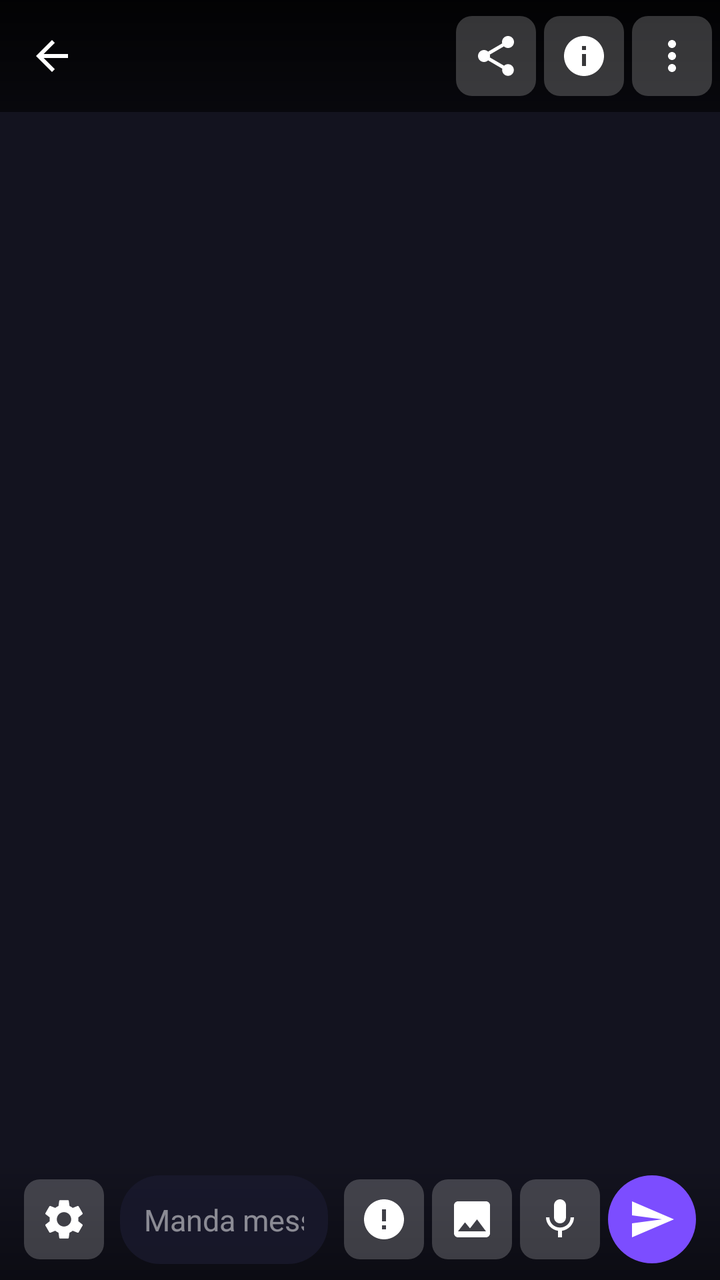
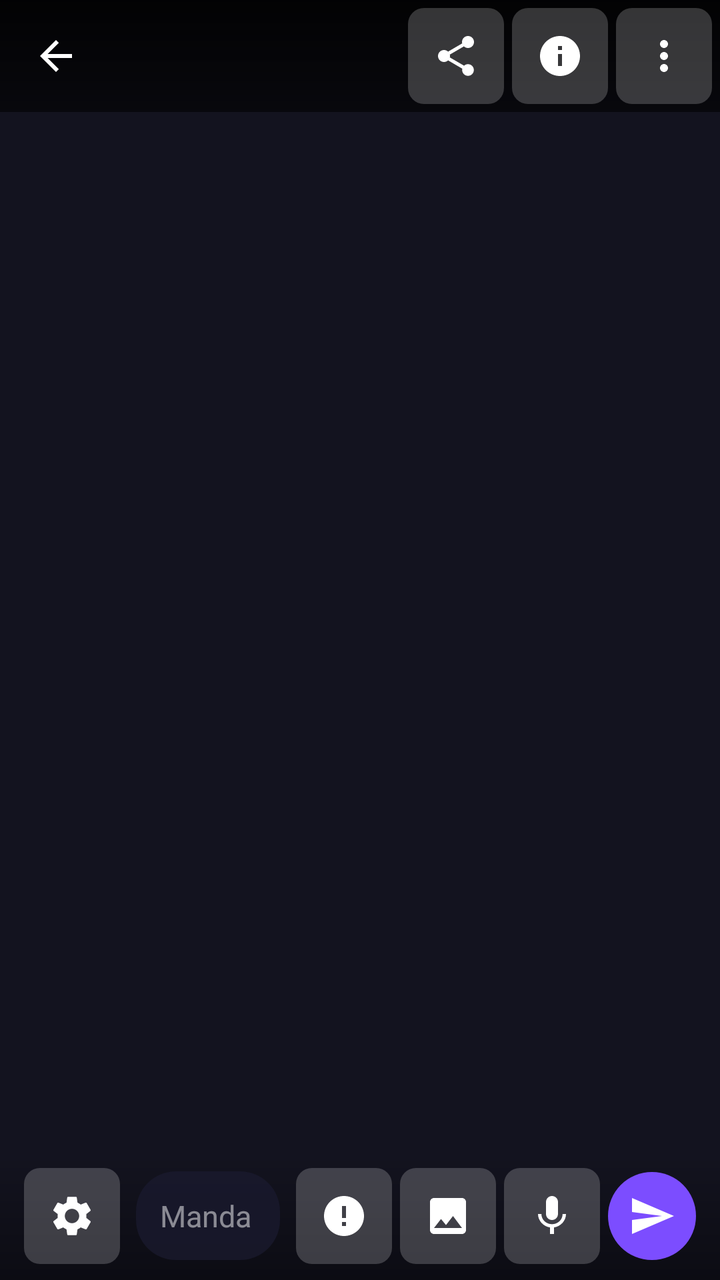

An Android layout rendered at two revisions. The XML below is the earlier revision; the diff shows what the commit changed to produce the second picture.
<!-- AndroidManifest.xml: application theme AppTheme -->
<!-- res/layout/fragment_main.xml -->
<?xml version="1.0" encoding="utf-8"?>
<FrameLayout xmlns:android="http://schemas.android.com/apk/res/android"
    xmlns:app="http://schemas.android.com/apk/res-auto"
    xmlns:tools="http://schemas.android.com/tools"
    android:layout_width="match_parent"
    android:layout_height="match_parent"
    android:background="@color/background"
    tools:context=".MainFragment">

    
    <ImageView
        android:id="@+id/chat_background"
        android:layout_width="match_parent"
        android:layout_height="match_parent"
        android:scaleType="centerCrop"
        android:visibility="gone" />

    
    <LinearLayout
        android:layout_width="match_parent"
        android:layout_height="match_parent"
        android:orientation="vertical">

        
        <LinearLayout
            android:id="@+id/top_bar"
            android:layout_width="match_parent"
            android:layout_height="56dp"
            android:orientation="horizontal"
            android:gravity="center_vertical"
            android:paddingHorizontal="4dp"
            android:background="@drawable/header_overlay"
            android:elevation="4dp">

            <ImageButton
                android:id="@+id/back_button"
                android:layout_width="44dp"
                android:layout_height="44dp"
                android:src="@drawable/ic_arrow_back"
                android:contentDescription="Indietro"
                android:background="?attr/selectableItemBackgroundBorderless"
                android:scaleType="centerInside"
                android:padding="10dp"
                app:tint="@android:color/white" />

            <ImageView
                android:id="@+id/header_avatar"
                android:layout_width="36dp"
                android:layout_height="36dp"
                android:layout_marginStart="4dp"
                android:scaleType="centerCrop"
                android:visibility="gone" />

            <TextView
                android:id="@+id/header_avatar_emoji"
                android:layout_width="36dp"
                android:layout_height="36dp"
                android:gravity="center"
                android:textSize="20sp"
                android:visibility="gone" />

            <LinearLayout
                android:layout_width="0dp"
                android:layout_height="wrap_content"
                android:layout_weight="1"
                android:layout_marginStart="8dp"
                android:orientation="vertical">

                <TextView
                    android:id="@+id/character_name_tv"
                    android:layout_width="match_parent"
                    android:layout_height="wrap_content"
                    android:textColor="@android:color/white"
                    android:textSize="16sp"
                    android:textStyle="bold"
                    android:maxLines="1"
                    android:ellipsize="end" />

                <TextView
                    android:id="@+id/connection_status"
                    android:layout_width="wrap_content"
                    android:layout_height="wrap_content"
                    android:textSize="10sp"
                    android:textColor="@color/status_connected" />

            </LinearLayout>

            <ImageButton
                android:id="@+id/copy_button"
                android:layout_width="40dp"
                android:layout_height="40dp"
                android:src="@drawable/ic_share"
                android:contentDescription="Condividi"
                android:background="@drawable/tab_icon_bg"
                android:scaleType="centerInside"
                android:padding="8dp"
                app:tint="@android:color/white"
                android:layout_marginEnd="4dp" />

            <ImageButton
                android:id="@+id/help_button"
                android:layout_width="40dp"
                android:layout_height="40dp"
                android:src="@drawable/ic_info"
                android:contentDescription="Info"
                android:background="@drawable/tab_icon_bg"
                android:scaleType="centerInside"
                android:padding="8dp"
                app:tint="@android:color/white"
                android:layout_marginEnd="4dp" />

            <ImageButton
                android:id="@+id/settings_button"
                android:layout_width="40dp"
                android:layout_height="40dp"
                android:src="@drawable/ic_more_vert"
                android:contentDescription="Menu"
                android:background="@drawable/tab_icon_bg"
                android:scaleType="centerInside"
                android:padding="8dp"
                app:tint="@android:color/white" />

        </LinearLayout>

        
        <FrameLayout
            android:layout_width="match_parent"
            android:layout_height="0dp"
            android:layout_weight="1">

            <TextView
                android:id="@+id/empty_chat"
                android:layout_width="match_parent"
                android:layout_height="match_parent"
                android:gravity="center"
                android:text="@string/prompt_welcome"
                android:textSize="16sp"
                android:textColor="@color/text_empty_state"
                android:visibility="gone"
                android:padding="32dp"
                android:lineSpacingExtra="6dp" />

            <androidx.recyclerview.widget.RecyclerView
                android:id="@+id/messages"
                android:layout_width="match_parent"
                android:layout_height="match_parent"
                android:paddingHorizontal="12dp"
                android:paddingVertical="8dp"
                android:scrollbars="vertical"
                android:clipToPadding="false"
                android:requiresFadingEdge="vertical"
                android:fadingEdgeLength="32dp" />

            <com.google.android.material.button.MaterialButton
                android:id="@+id/stream_stop_button"
                android:layout_width="wrap_content"
                android:layout_height="wrap_content"
                android:text="⏹ Stop"
                android:visibility="gone"
                android:layout_gravity="center_horizontal|bottom"
                android:layout_marginBottom="8dp"
                style="@style/Widget.Aria.MaterialButton.Stop"
                android:textSize="14sp"
                android:paddingHorizontal="16dp"
                android:paddingVertical="8dp" />

        </FrameLayout>

        
        <FrameLayout
            android:id="@+id/banner_ad_container"
            android:layout_width="match_parent"
            android:layout_height="wrap_content"
            android:visibility="gone" />

        
        <LinearLayout
            android:id="@+id/image_preview_container"
            android:layout_width="match_parent"
            android:layout_height="wrap_content"
            android:orientation="horizontal"
            android:gravity="center_vertical"
            android:paddingHorizontal="12dp"
            android:paddingVertical="8dp"
            android:visibility="gone"
            android:background="@color/overlay_image_preview">

            <ImageView
                android:id="@+id/image_preview"
                android:layout_width="64dp"
                android:layout_height="64dp"
                android:scaleType="centerCrop"
                android:background="@drawable/edittext_bg" />

            <Button
                android:id="@+id/image_preview_remove"
                android:layout_width="wrap_content"
                android:layout_height="wrap_content"
                android:text="X"
                android:textSize="12sp"
                android:background="?attr/selectableItemBackgroundBorderless"
                android:textColor="@color/primary" />

        </LinearLayout>

        
        <LinearLayout
            android:id="@+id/input_area"
            android:layout_width="match_parent"
            android:layout_height="wrap_content"
            android:orientation="horizontal"
            android:gravity="center_vertical"
            android:paddingHorizontal="12dp"
            android:paddingVertical="8dp"
            android:background="@drawable/chat_bg_gradient"
            android:elevation="8dp">

            
            <ImageButton
                android:id="@+id/extra_options_button"
                android:layout_width="40dp"
                android:layout_height="40dp"
                android:src="@drawable/ic_settings"
                android:contentDescription="Opzioni"
                android:background="@drawable/tab_icon_bg"
                android:scaleType="centerInside"
                android:padding="8dp"
                app:tint="@android:color/white"
                android:layout_marginEnd="8dp" />

            <EditText
                android:id="@+id/message_input"
                android:layout_width="0dp"
                android:layout_height="wrap_content"
                android:layout_weight="1"
                android:hint="Manda messaggio..."
                android:textColorHint="@color/text_hint_on_dark"
                android:textColor="@android:color/white"
                android:imeActionId="@+id/send"
                android:imeActionLabel="@string/action_send"
                android:imeOptions="actionSend"
                android:inputType="text"
                android:maxLines="3"
                android:padding="12dp"
                android:background="@drawable/input_bar_bg"
                android:textSize="15sp" />

            <ImageButton
                android:id="@+id/suggestion_button"
                android:layout_width="40dp"
                android:layout_height="40dp"
                android:src="@drawable/ic_magic_wand"
                android:contentDescription="Suggerimenti"
                android:background="@drawable/tab_icon_bg"
                android:scaleType="centerInside"
                android:padding="8dp"
                app:tint="@android:color/white"
                android:layout_marginStart="8dp" />

            <ImageButton
                android:id="@+id/image_attach_button"
                android:layout_width="40dp"
                android:layout_height="40dp"
                android:src="@drawable/ic_image"
                android:contentDescription="Allega immagine"
                android:background="@drawable/tab_icon_bg"
                android:scaleType="centerInside"
                android:padding="8dp"
                app:tint="@android:color/white"
                android:layout_marginStart="4dp" />

            <ImageButton
                android:id="@+id/mic_button"
                android:layout_width="40dp"
                android:layout_height="40dp"
                android:src="@drawable/ic_mic"
                android:contentDescription="Audio"
                android:background="@drawable/tab_icon_bg"
                android:scaleType="centerInside"
                android:padding="8dp"
                app:tint="@android:color/white"
                android:layout_marginStart="4dp" />

            <ImageButton
                android:id="@+id/send_button"
                android:layout_width="44dp"
                android:layout_height="44dp"
                android:src="@drawable/ic_send"
                android:contentDescription="@string/action_send"
                android:background="@drawable/send_button_bg"
                android:scaleType="centerInside"
                android:padding="10dp"
                app:tint="@android:color/white"
                android:layout_marginStart="4dp" />

        </LinearLayout>

    </LinearLayout>

</FrameLayout>
<!-- resources referenced by this layout -->
<resources>
  <color name="background">#13131F</color>
  <color name="overlay_image_preview">#80000000</color>
  <color name="primary">#7C4DFF</color>
  <color name="status_connected">#4CAF50</color>
  <color name="text_empty_state">#B0FFFFFF</color>
  <color name="text_hint_on_dark">#80FFFFFF</color>
  <!-- drawable chat_bg_gradient (drawable) -->
  <?xml version="1.0" encoding="utf-8"?>
  <shape xmlns:android="http://schemas.android.com/apk/res/android"
      android:shape="rectangle">
      <gradient
          android:type="linear"
          android:angle="270"
          android:startColor="@android:color/transparent"
          android:endColor="@color/overlay_scrim" />
  </shape>
  <!-- drawable edittext_bg (drawable) -->
  <?xml version="1.0" encoding="utf-8"?>
  <shape xmlns:android="http://schemas.android.com/apk/res/android"
         android:shape="rectangle">
      <solid android:color="@color/surface_container"/>
      <corners android:radius="12dp"/>
      <stroke android:width="1dp" android:color="@color/outline"/>
  </shape>
  <!-- drawable header_overlay (drawable) -->
  <?xml version="1.0" encoding="utf-8"?>
  <shape xmlns:android="http://schemas.android.com/apk/res/android"
      android:shape="rectangle">
      <gradient
          android:type="linear"
          android:angle="270"
          android:startColor="@color/overlay_header_start"
          android:endColor="@color/overlay_header_end" />
  </shape>
  <!-- drawable ic_send (drawable) -->
  <?xml version="1.0" encoding="utf-8"?>
  <vector xmlns:android="http://schemas.android.com/apk/res/android"
      android:width="24dp"
      android:height="24dp"
      android:viewportWidth="24"
      android:viewportHeight="24">
      <path
          android:fillColor="@color/on_surface"
          android:pathData="M2.01,21L23,12 2.01,3 2,10l15,2 -15,2z" />
  </vector>
  <!-- drawable input_bar_bg (drawable) -->
  <?xml version="1.0" encoding="utf-8"?>
  <shape xmlns:android="http://schemas.android.com/apk/res/android"
      android:shape="rectangle">
      <solid android:color="@color/overlay_input_bar" />
      <corners android:radius="20dp" />
  </shape>
  <!-- drawable send_button_bg (drawable) -->
  <?xml version="1.0" encoding="utf-8"?>
  <shape xmlns:android="http://schemas.android.com/apk/res/android"
      android:shape="oval">
      <solid android:color="@color/primary" />
  </shape>
  <!-- drawable tab_icon_bg (drawable) -->
  <?xml version="1.0" encoding="utf-8"?>
  <shape xmlns:android="http://schemas.android.com/apk/res/android"
      android:shape="rectangle">
      <solid android:color="@color/icon_button_surface" />
      <corners android:radius="8dp" />
  </shape>
  <string name="action_send">Send</string>
  <string name="prompt_welcome">Connetti al server per iniziare\n\nAssicurati che il backend Python sia in esecuzione</string>
  <style name="Widget.Aria.MaterialButton.Stop" parent="Widget.Material3.Button.TonalButton">
          <item name="backgroundTint">@color/error_container</item>
          <item name="android:textColor">@color/error</item>
          <item name="android:textAllCaps">false</item>
      </style>
  <color name="overlay_scrim">#66000000</color>
  <color name="surface_container">#2A2A3E</color>
  <color name="outline">#3A3A4E</color>
  <color name="overlay_header_start">#E6000000</color>
  <color name="overlay_header_end">#99000000</color>
  <color name="on_surface">#E8E8F0</color>
  <color name="overlay_input_bar">#CC1A1A2E</color>
  <color name="icon_button_surface">#33FFFFFF</color>
  <color name="error_container">#3E1A1A</color>
  <color name="error">#FF5252</color>
  <color name="on_primary">#FFFFFF</color>
  <color name="primary_dark">#651FFF</color>
  <color name="secondary">#03DAC6</color>
  <color name="tertiary">#FF6E40</color>
  <color name="surface">#1E1E2E</color>
  <color name="surface_variant">#3A3A4E</color>
  <color name="on_surface_variant">#A0A0B8</color>
  <color name="background_dark">#0D0D16</color>
  <color name="bottom_nav_bg">#1A1A2E</color>
  <!-- unchanged entries left out for length: 9 -->
</resources>

<!-- the commit's change to res/layout/fragment_main.xml (unified diff, before → after) -->
@@ -12,6 +12,7 @@
         android:id="@+id/chat_background"
         android:layout_width="match_parent"
         android:layout_height="match_parent"
+        android:contentDescription="Sfondo chat"
         android:scaleType="centerCrop"
         android:visibility="gone" />
 
@@ -34,8 +35,8 @@
 
             <ImageButton
                 android:id="@+id/back_button"
-                android:layout_width="44dp"
-                android:layout_height="44dp"
+                android:layout_width="48dp"
+                android:layout_height="48dp"
                 android:src="@drawable/ic_arrow_back"
                 android:contentDescription="Indietro"
                 android:background="?attr/selectableItemBackgroundBorderless"
@@ -48,6 +49,7 @@
                 android:layout_width="36dp"
                 android:layout_height="36dp"
                 android:layout_marginStart="4dp"
+                android:contentDescription="Avatar personaggio"
                 android:scaleType="centerCrop"
                 android:visibility="gone" />
 
@@ -87,8 +89,8 @@
 
             <ImageButton
                 android:id="@+id/copy_button"
-                android:layout_width="40dp"
-                android:layout_height="40dp"
+                android:layout_width="48dp"
+                android:layout_height="48dp"
                 android:src="@drawable/ic_share"
                 android:contentDescription="Condividi"
                 android:background="@drawable/tab_icon_bg"
@@ -99,8 +101,8 @@
 
             <ImageButton
                 android:id="@+id/help_button"
-                android:layout_width="40dp"
-                android:layout_height="40dp"
+                android:layout_width="48dp"
+                android:layout_height="48dp"
                 android:src="@drawable/ic_info"
                 android:contentDescription="Info"
                 android:background="@drawable/tab_icon_bg"
@@ -111,8 +113,8 @@
 
             <ImageButton
                 android:id="@+id/settings_button"
-                android:layout_width="40dp"
-                android:layout_height="40dp"
+                android:layout_width="48dp"
+                android:layout_height="48dp"
                 android:src="@drawable/ic_more_vert"
                 android:contentDescription="Menu"
                 android:background="@drawable/tab_icon_bg"
@@ -189,6 +191,7 @@
                 android:id="@+id/image_preview"
                 android:layout_width="64dp"
                 android:layout_height="64dp"
+                android:contentDescription="Anteprima immagine"
                 android:scaleType="centerCrop"
                 android:background="@drawable/edittext_bg" />
 
@@ -196,6 +199,7 @@
                 android:id="@+id/image_preview_remove"
                 android:layout_width="wrap_content"
                 android:layout_height="wrap_content"
+                android:contentDescription="Rimuovi immagine"
                 android:text="X"
                 android:textSize="12sp"
                 android:background="?attr/selectableItemBackgroundBorderless"
@@ -218,8 +222,8 @@
             
             <ImageButton
                 android:id="@+id/extra_options_button"
-                android:layout_width="40dp"
-                android:layout_height="40dp"
+                android:layout_width="48dp"
+                android:layout_height="48dp"
                 android:src="@drawable/ic_settings"
                 android:contentDescription="Opzioni"
                 android:background="@drawable/tab_icon_bg"
@@ -247,8 +251,8 @@
 
             <ImageButton
                 android:id="@+id/suggestion_button"
-                android:layout_width="40dp"
-                android:layout_height="40dp"
+                android:layout_width="48dp"
+                android:layout_height="48dp"
                 android:src="@drawable/ic_magic_wand"
                 android:contentDescription="Suggerimenti"
                 android:background="@drawable/tab_icon_bg"
@@ -259,8 +263,8 @@
 
             <ImageButton
                 android:id="@+id/image_attach_button"
-                android:layout_width="40dp"
-                android:layout_height="40dp"
+                android:layout_width="48dp"
+                android:layout_height="48dp"
                 android:src="@drawable/ic_image"
                 android:contentDescription="Allega immagine"
                 android:background="@drawable/tab_icon_bg"
@@ -271,8 +275,8 @@
 
             <ImageButton
                 android:id="@+id/mic_button"
-                android:layout_width="40dp"
-                android:layout_height="40dp"
+                android:layout_width="48dp"
+                android:layout_height="48dp"
                 android:src="@drawable/ic_mic"
                 android:contentDescription="Audio"
                 android:background="@drawable/tab_icon_bg"
